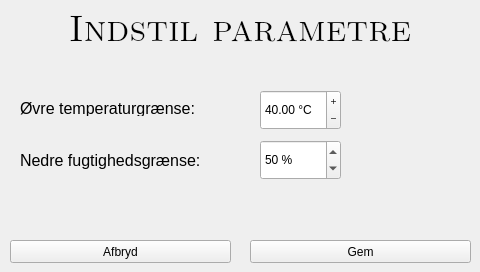
Old version of the form winConfigPar.ui in the repository Crevil/PRJ3-Qt.
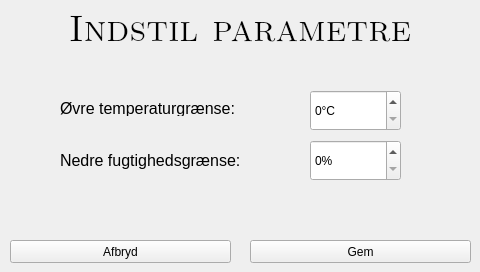
New version of the form.

Commit message: rettet configPar window FEJL: fejl i aktiver/deaktiver. knapperne skifter window? fejl i tilføj fjern "afbryd" knap virker ikke

Patch:
```diff
--- a/winConfigPar.ui
+++ b/winConfigPar.ui
@@ -23,8 +23,86 @@
    </size>
   </property>
   <property name="windowTitle">
-   <string>Indstil parametre</string>
+   <string>Form</string>
   </property>
+  <widget class="QLabel" name="lTemp">
+   <property name="geometry">
+    <rect>
+     <x>60</x>
+     <y>100</y>
+     <width>231</width>
+     <height>16</height>
+    </rect>
+   </property>
+   <property name="font">
+    <font>
+     <pointsize>12</pointsize>
+    </font>
+   </property>
+   <property name="text">
+    <string>Øvre temperaturgrænse:</string>
+   </property>
+  </widget>
+  <widget class="QPushButton" name="bAbort">
+   <property name="geometry">
+    <rect>
+     <x>10</x>
+     <y>240</y>
+     <width>221</width>
+     <height>23</height>
+    </rect>
+   </property>
+   <property name="text">
+    <string>Afbryd</string>
+   </property>
+  </widget>
+  <widget class="QSpinBox" name="sbTemp">
+   <property name="geometry">
+    <rect>
+     <x>310</x>
+     <y>90</y>
+     <width>91</width>
+     <height>41</height>
+    </rect>
+   </property>
+   <property name="suffix">
+    <string>°C</string>
+   </property>
+  </widget>
+  <widget class="QLabel" name="lHumi">
+   <property name="geometry">
+    <rect>
+     <x>60</x>
+     <y>150</y>
+     <width>231</width>
+     <height>20</height>
+    </rect>
+   </property>
+   <property name="font">
+    <font>
+     <pointsize>12</pointsize>
+    </font>
+   </property>
+   <property name="text">
+    <string>Nedre fugtighedsgrænse:</string>
+   </property>
+  </widget>
+  <widget class="QSpinBox" name="sbHumi">
+   <property name="geometry">
+    <rect>
+     <x>310</x>
+     <y>140</y>
+     <width>91</width>
+     <height>41</height>
+    </rect>
+   </property>
+   <property name="suffix">
+    <string>%</string>
+   </property>
+   <property name="prefix">
+    <string/>
+   </property>
+  </widget>
   <widget class="QLabel" name="lHead">
    <property name="enabled">
     <bool>true</bool>
@@ -57,19 +135,6 @@
     <set>Qt::AlignCenter</set>
    </property>
   </widget>
-  <widget class="QPushButton" name="bAbort">
-   <property name="geometry">
-    <rect>
-     <x>10</x>
-     <y>240</y>
-     <width>221</width>
-     <height>23</height>
-    </rect>
-   </property>
-   <property name="text">
-    <string>Afbryd</string>
-   </property>
-  </widget>
   <widget class="QPushButton" name="bSave">
    <property name="geometry">
     <rect>
@@ -83,98 +148,6 @@
     <string>Gem</string>
    </property>
   </widget>
-  <widget class="QLabel" name="lTemp">
-   <property name="geometry">
-    <rect>
-     <x>20</x>
-     <y>100</y>
-     <width>231</width>
-     <height>16</height>
-    </rect>
-   </property>
-   <property name="font">
-    <font>
-     <pointsize>12</pointsize>
-    </font>
-   </property>
-   <property name="text">
-    <string>Øvre temperaturgrænse:</string>
-   </property>
-  </widget>
-  <widget class="QLabel" name="lHumi">
-   <property name="geometry">
-    <rect>
-     <x>20</x>
-     <y>150</y>
-     <width>231</width>
-     <height>20</height>
-    </rect>
-   </property>
-   <property name="font">
-    <font>
-     <pointsize>12</pointsize>
-    </font>
-   </property>
-   <property name="text">
-    <string>Nedre fugtighedsgrænse:</string>
-   </property>
-  </widget>
-  <widget class="QDoubleSpinBox" name="sbTemp">
-   <property name="geometry">
-    <rect>
-     <x>260</x>
-     <y>90</y>
-     <width>81</width>
-     <height>40</height>
-    </rect>
-   </property>
-   <property name="buttonSymbols">
-    <enum>QAbstractSpinBox::PlusMinus</enum>
-   </property>
-   <property name="accelerated">
-    <bool>true</bool>
-   </property>
-   <property name="showGroupSeparator" stdset="0">
-    <bool>false</bool>
-   </property>
-   <property name="suffix">
-    <string> °C</string>
-   </property>
-   <property name="singleStep">
-    <double>0.500000000000000</double>
-   </property>
-   <property name="value">
-    <double>40.000000000000000</double>
-   </property>
-  </widget>
-  <widget class="QSpinBox" name="sbHumi">
-   <property name="geometry">
-    <rect>
-     <x>260</x>
-     <y>140</y>
-     <width>81</width>
-     <height>40</height>
-    </rect>
-   </property>
-   <property name="accelerated">
-    <bool>true</bool>
-   </property>
-   <property name="suffix">
-    <string> %</string>
-   </property>
-   <property name="prefix">
-    <string/>
-   </property>
-   <property name="maximum">
-    <number>100</number>
-   </property>
-   <property name="value">
-    <number>50</number>
-   </property>
-   <property name="displayIntegerBase">
-    <number>10</number>
-   </property>
-  </widget>
  </widget>
  <resources/>
  <connections/>
```
The commit also changes 4 other files.
